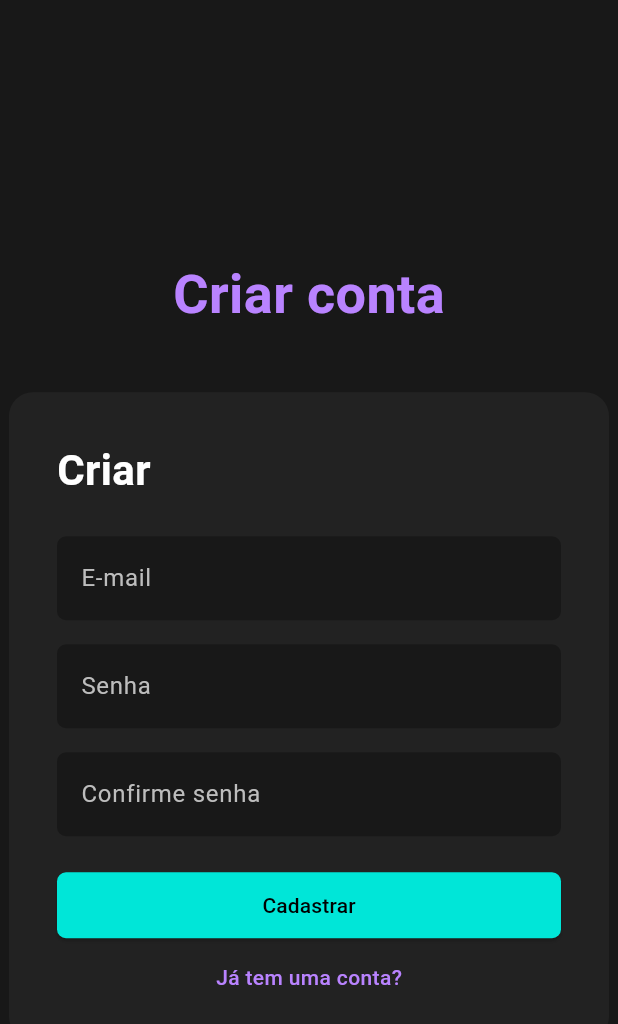
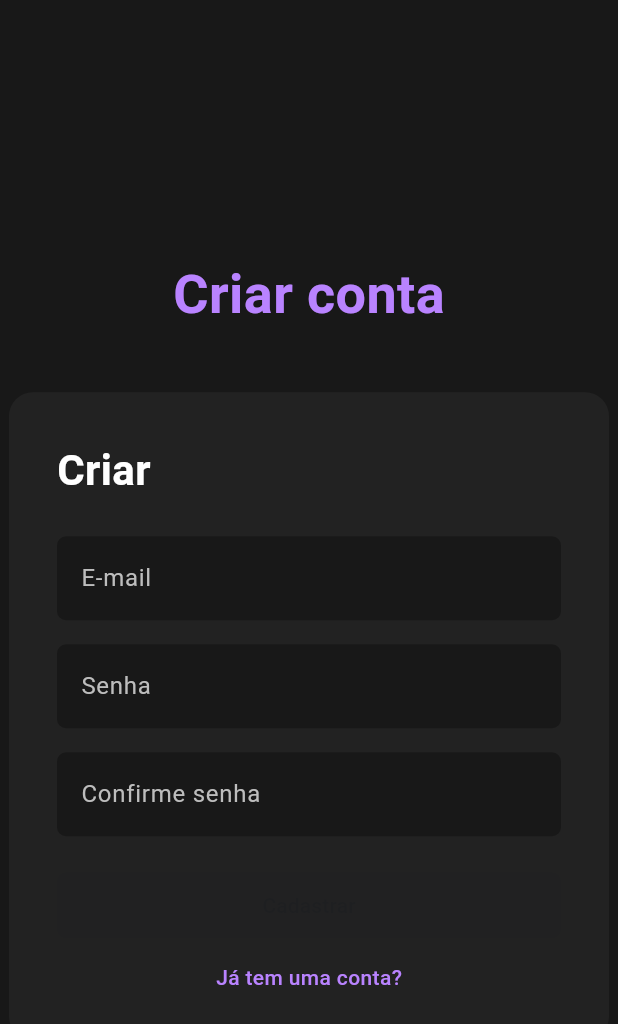
Before and after one commit to Relfiii/Finan-as-Pessoais, a Flutter app: the CadastroContaScreen screen opened directly, on a phone screen of 412 x 824 dp. Shown: the top 1024 px of the screen. Run offline on Flutter 3.47's test engine with Material 3 defaults, Android fonts, the phone set to English and light mode, and no system bars; our stand-ins replace decimal, sqflite; accounts and stored records are empty.

Commit message:
v5 - Ajuste de erros na tela de login - Alteracao no botao de cadastro para que ele so fique ative quando todos os campos forem preenchidos e validos

```diff
--- a/lib/cadastroConta.dart
+++ b/lib/cadastroConta.dart
@@ -15,6 +15,9 @@ class _CadastroContaScreenState extends State<CadastroContaScreen> {
    String? _senhaStatus;
    Color _senhaBorderColor = Colors.transparent;
    Color _confirmeBorderColor = Colors.transparent;
+   String? _erroCamposVazios; // Adicionado para mensagem de erro
+   Color _emailBorderColor = Colors.transparent; // Adicionado para borda do e-mail
+   bool _mostrarErroSenhaVazia = false; // Flag para mostrar erro de senha vazia
 
     @override
   void initState() {
@@ -43,6 +46,13 @@ class _CadastroContaScreenState extends State<CadastroContaScreen> {
     _confirmeController.dispose();
     _emailController.dispose();
     super.dispose();
+  }
+
+  bool _isCadastroAtivo() {
+    return _emailController.text.isNotEmpty &&
+        _senhaController.text.isNotEmpty &&
+        _confirmeController.text.isNotEmpty &&
+        _senhaController.text == _confirmeController.text;
   }
 
   @override
@@ -92,15 +102,15 @@ class _CadastroContaScreenState extends State<CadastroContaScreen> {
                         hintStyle: TextStyle(color: Colors.grey[400]),
                         border: OutlineInputBorder(
                           borderRadius: BorderRadius.circular(6),
-                          borderSide: BorderSide(color: Colors.transparent, width: 2),
+                          borderSide: BorderSide(color: _emailBorderColor, width: 2),
                         ),
                         enabledBorder: OutlineInputBorder(
                           borderRadius: BorderRadius.circular(6),
-                          borderSide: BorderSide(color: Colors.transparent, width: 2),
+                          borderSide: BorderSide(color: _emailBorderColor, width: 2),
                         ),
                         focusedBorder: OutlineInputBorder(
                           borderRadius: BorderRadius.circular(6),
-                          borderSide: BorderSide(color: Colors.transparent, width: 2),
+                          borderSide: BorderSide(color: _emailBorderColor, width: 2),
                         ),
                       ),
                       style: TextStyle(color: Colors.white),
@@ -168,6 +178,9 @@ class _CadastroContaScreenState extends State<CadastroContaScreen> {
                         ),
                       ),
                       style: TextStyle(color: Colors.white),
+                      onChanged: (_) {
+                        setState(() {}); // Atualiza a tela para mostrar mensagem de erro
+                      },
                     ),
                     if (_senhaStatus != null)
                       Padding(
@@ -175,11 +188,35 @@ class _CadastroContaScreenState extends State<CadastroContaScreen> {
                         child: Text(
                           _senhaStatus == "ok"
                               ? "Senhas coincidem"
-                              : "Senhas não coincidem",
+                              : _senhaStatus == "erro"
+                                  ? "As senhas não coincidem"
+                                  : "",
                           style: TextStyle(
                             color: _senhaStatus == "ok"
                                 ? Colors.green
                                 : Colors.red,
+                            fontWeight: FontWeight.bold,
+                          ),
+                        ),
+                      ),
+                    if (_erroCamposVazios != null)
+                      Padding(
+                        padding: const EdgeInsets.only(top: 8.0, left: 4.0),
+                        child: Text(
+                          _erroCamposVazios!,
+                          style: TextStyle(
+                            color: Colors.red,
+                            fontWeight: FontWeight.bold,
+                          ),
+                        ),
+                      ),
+                    if (_mostrarErroSenhaVazia)
+                      Padding(
+                        padding: const EdgeInsets.only(top: 8.0, left: 4.0),
+                        child: Text(
+                          'Preencha todos os campos de senha.',
+                          style: TextStyle(
+                            color: Colors.red,
                             fontWeight: FontWeight.bold,
                           ),
                         ),
@@ -196,20 +233,41 @@ class _CadastroContaScreenState extends State<CadastroContaScreen> {
                             borderRadius: BorderRadius.circular(6),
                           ),
                         ),
-                        onPressed: () {
+                        onPressed: _isCadastroAtivo()
+                            ? () {
+                                // Verifica se todos os campos estão vazios
+                                if (_emailController.text.isEmpty &&
+                                    _senhaController.text.isEmpty &&
+                                    _confirmeController.text.isEmpty) {
                                   setState(() {
+                                    _emailBorderColor = Colors.red;
+                                    _senhaBorderColor = Colors.red;
+                                    _confirmeBorderColor = Colors.red;
+                                    _erroCamposVazios = 'Preencha todos os campos.'; // Define mensagem de erro
+                                    _mostrarErroSenhaVazia = false;
+                                  });
+                                  return;
+                                } else {
+                                  setState(() {
+                                    _erroCamposVazios = null; // Limpa mensagem se não for o caso
+                                  });
+                                }
+
+                                setState(() {
+                                  _emailBorderColor = _emailController.text.isEmpty ? Colors.red : Colors.transparent;
                                   _senhaBorderColor = _senhaController.text.isEmpty ? Colors.red : Colors.transparent;
                                   _confirmeBorderColor = _confirmeController.text.isEmpty ? Colors.red : Colors.transparent;
                                 });
 
                                 if (_senhaController.text.isEmpty || _confirmeController.text.isEmpty) {
-                            ScaffoldMessenger.of(context).showSnackBar(
-                              SnackBar(
-                                content: Text('Preencha todos os campos de senha.'),
-                                backgroundColor: Colors.red,
-                              ),
-                            );
+                                  setState(() {
+                                    _mostrarErroSenhaVazia = true;
+                                  });
                                   return;
+                                } else {
+                                  setState(() {
+                                    _mostrarErroSenhaVazia = false;
+                                  });
                                 }
                                 if (_senhaController.text != _confirmeController.text) {
                                   setState(() {
@@ -252,7 +310,8 @@ class _CadastroContaScreenState extends State<CadastroContaScreen> {
                                     ),
                                   );
                                 });
-                        },
+                              }
+                            : null,
                         child: Text('Cadastrar'),
                       ),
                     ),
--- a/lib/telaLogin.dart
+++ b/lib/telaLogin.dart
@@ -105,12 +105,14 @@ class TelaLogin extends StatelessWidget {
                           ),
                         ),
                         onPressed: () {
+                          WidgetsBinding.instance.addPostFrameCallback((_) {
                             Navigator.pushReplacement(
                               context,
                               MaterialPageRoute(
                                 builder: (context) => CadastroContaScreen(),
                               ),
                             );
+                          });
                         },
                         child: Text(
                           'Cadastrar conta',
--- a/lib/telas/telaPrincipal.dart
+++ b/lib/telas/telaPrincipal.dart
@@ -20,7 +20,9 @@ class _HomeScreenState extends State<HomeScreen> {
   @override
   void initState() {
     super.initState();
-    _loadData();
+    WidgetsBinding.instance.addPostFrameCallback((_) {
+      _loadData();
+    });
   }
 
   Future<void> _loadData() async {
```
Lines whose indentation alone changed are shown as unchanged.
